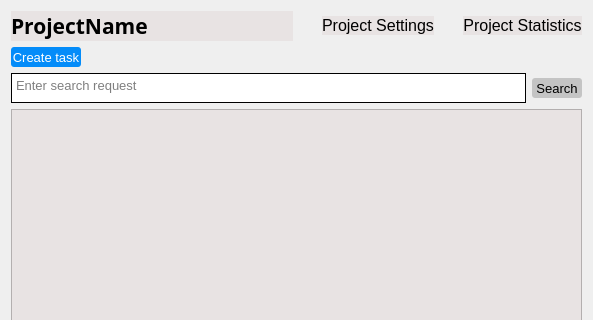
Unkorunk/task-tracker, file task-tracker-frontend/ProjectWidget.ui: the form before one commit; both pictures show x 0 to 593 and y 0 to 320 of the 593 by 497 pixel window.
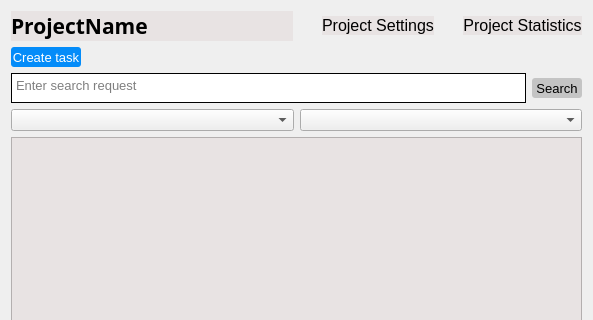
The form after the commit.

Commit message: Add filtration by creator comboBox and pulling data from Backend

The edit to the form file:
```diff
--- a/task-tracker-frontend/ProjectWidget.ui
+++ b/task-tracker-frontend/ProjectWidget.ui
@@ -210,6 +210,16 @@
      </item>
     </layout>
    </item>
+   <item>
+    <layout class="QHBoxLayout" name="horizontalLayout_4">
+     <item>
+      <widget class="QComboBox" name="createdByBox"/>
+     </item>
+     <item>
+      <widget class="QComboBox" name="comboBox"/>
+     </item>
+    </layout>
+   </item>
    <item>
     <widget class="QListWidget" name="listWidget">
      <property name="sizePolicy">
```
The commit also changes 2 other files.
